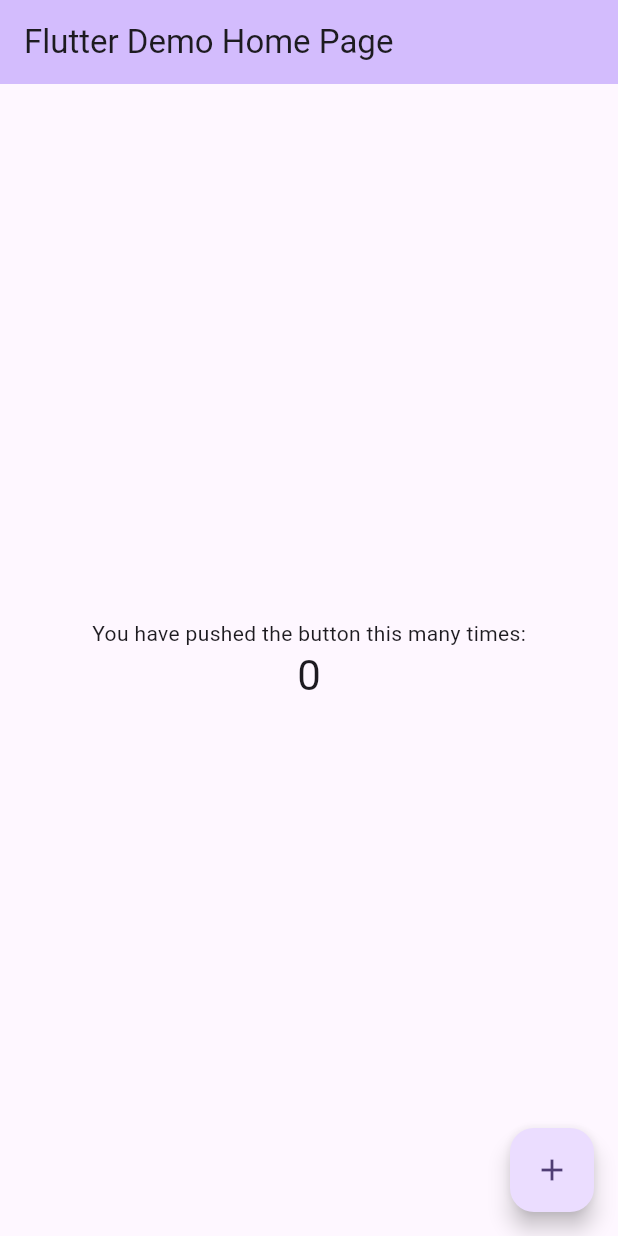
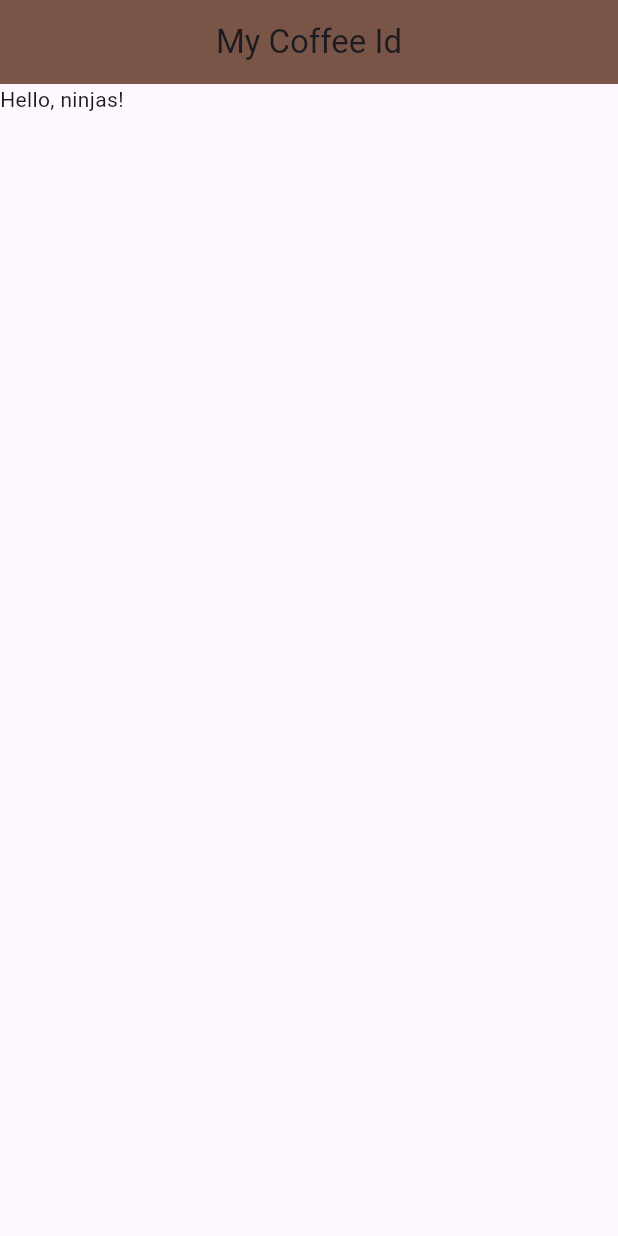
Before and after one commit to lordsayur/coffee-card, a Flutter app: the screen it shows after launch, on a phone screen of 412 x 824 dp. Run offline on Flutter 3.47's test engine with Material 3 defaults, Android fonts, the phone set to English and light mode, and no system bars.

Commit message:
✨ #7 - MaterialApp & Scaffold

```diff
--- a/lib/main.dart
+++ b/lib/main.dart
@@ -1,125 +1,14 @@
 import 'package:flutter/material.dart';
 
 void main() {
-  runApp(const MyApp());
+  runApp(MaterialApp(
+    home: Scaffold(
+      appBar: AppBar(
+        title: const Text("My Coffee Id"),
+        backgroundColor: Colors.brown,
+        centerTitle: true,
+      ),
+      body: const Text("Hello, ninjas!"),
+    ),
+  ));
 }
-
-class MyApp extends StatelessWidget {
-  const MyApp({super.key});
-
-  // This widget is the root of your application.
-  @override
-  Widget build(BuildContext context) {
-    return MaterialApp(
-      title: 'Flutter Demo',
-      theme: ThemeData(
-        // This is the theme of your application.
-        //
-        // TRY THIS: Try running your application with "flutter run". You'll see
-        // the application has a purple toolbar. Then, without quitting the app,
-        // try changing the seedColor in the colorScheme below to Colors.green
-        // and then invoke "hot reload" (save your changes or press the "hot
-        // reload" button in a Flutter-supported IDE, or press "r" if you used
-        // the command line to start the app).
-        //
-        // Notice that the counter didn't reset back to zero; the application
-        // state is not lost during the reload. To reset the state, use hot
-        // restart instead.
-        //
-        // This works for code too, not just values: Most code changes can be
-        // tested with just a hot reload.
-        colorScheme: ColorScheme.fromSeed(seedColor: Colors.deepPurple),
-        useMaterial3: true,
-      ),
-      home: const MyHomePage(title: 'Flutter Demo Home Page'),
-    );
-  }
-}
-
-class MyHomePage extends StatefulWidget {
-  const MyHomePage({super.key, required this.title});
-
-  // This widget is the home page of your application. It is stateful, meaning
-  // that it has a State object (defined below) that contains fields that affect
-  // how it looks.
-
-  // This class is the configuration for the state. It holds the values (in this
-  // case the title) provided by the parent (in this case the App widget) and
-  // used by the build method of the State. Fields in a Widget subclass are
-  // always marked "final".
-
-  final String title;
-
-  @override
-  State<MyHomePage> createState() => _MyHomePageState();
-}
-
-class _MyHomePageState extends State<MyHomePage> {
-  int _counter = 0;
-
-  void _incrementCounter() {
-    setState(() {
-      // This call to setState tells the Flutter framework that something has
-      // changed in this State, which causes it to rerun the build method below
-      // so that the display can reflect the updated values. If we changed
-      // _counter without calling setState(), then the build method would not be
-      // called again, and so nothing would appear to happen.
-      _counter++;
-    });
-  }
-
-  @override
-  Widget build(BuildContext context) {
-    // This method is rerun every time setState is called, for instance as done
-    // by the _incrementCounter method above.
-    //
-    // The Flutter framework has been optimized to make rerunning build methods
-    // fast, so that you can just rebuild anything that needs updating rather
-    // than having to individually change instances of widgets.
-    return Scaffold(
-      appBar: AppBar(
-        // TRY THIS: Try changing the color here to a specific color (to
-        // Colors.amber, perhaps?) and trigger a hot reload to see the AppBar
-        // change color while the other colors stay the same.
-        backgroundColor: Theme.of(context).colorScheme.inversePrimary,
-        // Here we take the value from the MyHomePage object that was created by
-        // the App.build method, and use it to set our appbar title.
-        title: Text(widget.title),
-      ),
-      body: Center(
-        // Center is a layout widget. It takes a single child and positions it
-        // in the middle of the parent.
-        child: Column(
-          // Column is also a layout widget. It takes a list of children and
-          // arranges them vertically. By default, it sizes itself to fit its
-          // children horizontally, and tries to be as tall as its parent.
-          //
-          // Column has various properties to control how it sizes itself and
-          // how it positions its children. Here we use mainAxisAlignment to
-          // center the children vertically; the main axis here is the vertical
-          // axis because Columns are vertical (the cross axis would be
-          // horizontal).
-          //
-          // TRY THIS: Invoke "debug painting" (choose the "Toggle Debug Paint"
-          // action in the IDE, or press "p" in the console), to see the
-          // wireframe for each widget.
-          mainAxisAlignment: MainAxisAlignment.center,
-          children: <Widget>[
-            const Text(
-              'You have pushed the button this many times:',
-            ),
-            Text(
-              '$_counter',
-              style: Theme.of(context).textTheme.headlineMedium,
-            ),
-          ],
-        ),
-      ),
-      floatingActionButton: FloatingActionButton(
-        onPressed: _incrementCounter,
-        tooltip: 'Increment',
-        child: const Icon(Icons.add),
-      ), // This trailing comma makes auto-formatting nicer for build methods.
-    );
-  }
-}
```
